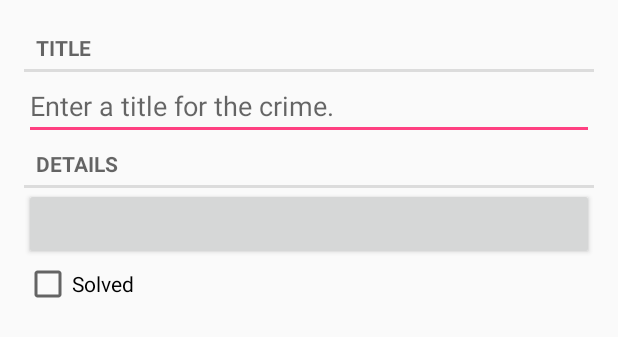
After one commit to semenyutenko/CriminalIntent, an Android app: the layout fragment_crime.xml on its own in the app's theme, with its tools: preview values and no code run, on a phone screen of 412 x 824 dp. The commit adds this screen. Shown: the top 337 px of the screen. Run offline under Robolectric (Android 15) with nearby library versions, the phone set to English and light mode, and no system bars.

Commit message:
Second commit.

```diff
--- /dev/null
+++ b/app/src/main/res/layout/fragment_crime.xml
@@ -0,0 +1,37 @@
+<?xml version="1.0" encoding="utf-8"?>
+<LinearLayout xmlns:android="http://schemas.android.com/apk/res/android"
+    android:orientation="vertical"
+    android:layout_width="match_parent"
+    android:layout_height="match_parent"
+    android:layout_margin="16dp">
+
+    <TextView
+        style="?android:listSeparatorTextViewStyle"
+        android:id="@+id/textView"
+        android:layout_width="match_parent"
+        android:layout_height="wrap_content"
+        android:text="@string/crime_title_label" />
+
+    <EditText
+        android:id="@+id/crime_title"
+        android:layout_width="match_parent"
+        android:layout_height="wrap_content"
+        android:hint="@string/crime_title_hint" />
+
+    <TextView
+        style="?android:listSeparatorTextViewStyle"
+        android:layout_width="match_parent"
+        android:layout_height="wrap_content"
+        android:text="@string/crime_details_label" />
+
+    <Button
+        android:id="@+id/crime_date"
+        android:layout_width="match_parent"
+        android:layout_height="wrap_content"/>
+
+    <CheckBox
+        android:id="@+id/crime_solved"
+        android:layout_width="match_parent"
+        android:layout_height="wrap_content"
+        android:text="@string/crime_solved_label" />
+</LinearLayout>
--- a/app/src/main/res/values/strings.xml
+++ b/app/src/main/res/values/strings.xml
@@ -1,3 +1,7 @@
 <resources>
     <string name="app_name">CriminalIntent</string>
+    <string name="crime_title_hint">Enter a title for the crime.</string>
+    <string name="crime_title_label">Title</string>
+    <string name="crime_details_label">Details</string>
+    <string name="crime_solved_label">Solved</string>
 </resources>
```
